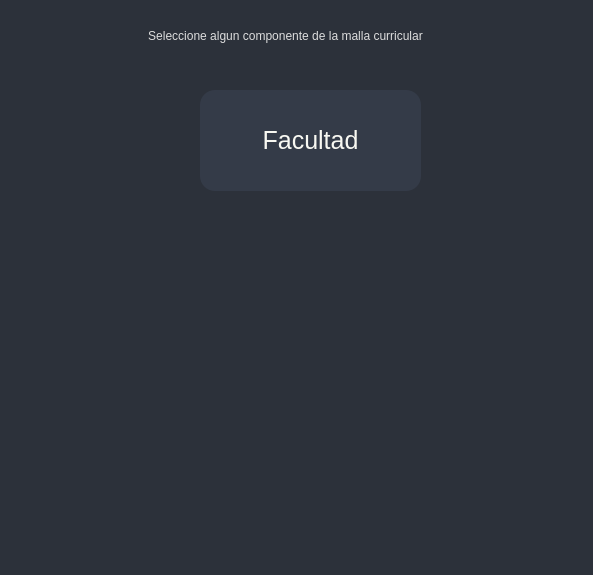
This is Vista/UI/form_facultad.ui in Mighell-afk/gpi as Qt 5 draws it before an edit. The edited form follows.
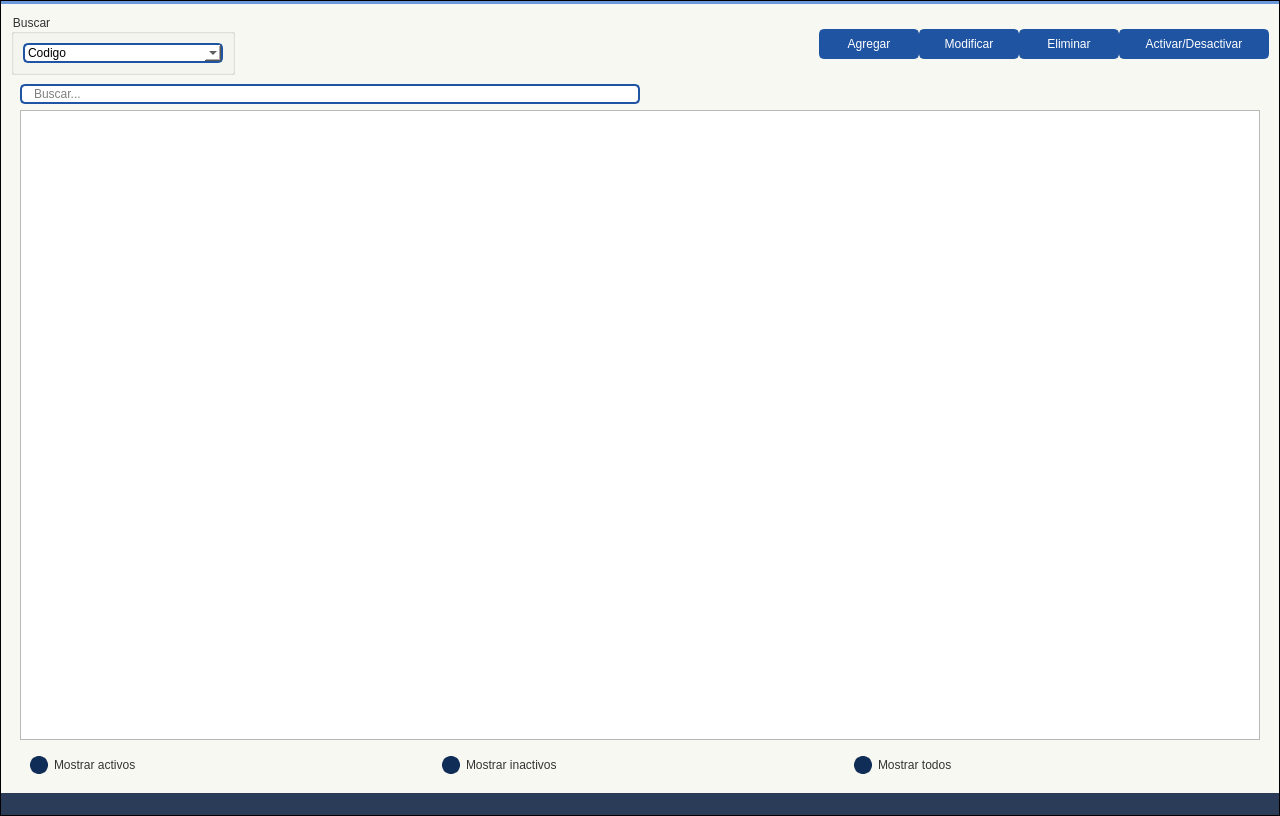
This is the edited form. Icons and pictures are not drawn.

Commit message: facultad andando

What changed in the file:
```diff
--- a/Vista/UI/form_facultad.ui
+++ b/Vista/UI/form_facultad.ui
@@ -1,30 +1,22 @@
 <?xml version="1.0" encoding="UTF-8"?>
 <ui version="4.0">
- <class>Form</class>
- <widget class="QWidget" name="Form">
+ <author>Wanderson M. Pimenta</author>
+ <class>MainWindow</class>
+ <widget class="QMainWindow" name="MainWindow">
   <property name="geometry">
    <rect>
     <x>0</x>
     <y>0</y>
-    <width>593</width>
-    <height>575</height>
+    <width>1280</width>
+    <height>816</height>
    </rect>
   </property>
   <property name="minimumSize">
    <size>
-    <width>0</width>
-    <height>0</height>
+    <width>1280</width>
+    <height>720</height>
    </size>
   </property>
-  <property name="maximumSize">
-   <size>
-    <width>680</width>
-    <height>680</height>
-   </size>
-  </property>
-  <property name="focusPolicy">
-   <enum>Qt::StrongFocus</enum>
-  </property>
   <property name="windowTitle">
    <string>Gate</string>
   </property>
@@ -32,77 +24,11 @@
    <iconset resource="resources.qrc">
     <normaloff>:/icons/images/icons/cil-browser.png</normaloff>:/icons/images/icons/cil-browser.png</iconset>
   </property>
-  <property name="styleSheet">
-   <string notr="true">QWidget{
-	background-color:#2c313a;
-	color: rgb(221, 221, 221);
-	font: 18px &quot;Segoe UI&quot;;
-}
-
-
-QPushButton {
-	font-size:25px;
-	background-color: rgb(52, 59, 72);
-	border: none;  
-	color:#f8f8f2;
-	border-radius: 15px; 
-}
-
-QPushButton:hover { 
-	background-color:#1F54A3;
-	border: 2px solid#1F54A3 ;
-	 border-style: solid;
-	border-radius: 15px; 
-}
-
-QPushButton:pressed {
-	background-color: #286FD6;
-	border: 2px solid #286FD6;
-	 border-style: solid;
-	border-radius: 15px; 
-}</string>
-  </property>
-  <widget class="QLabel" name="label">
-   <property name="geometry">
-    <rect>
-     <x>50</x>
-     <y>20</y>
-     <width>471</width>
-     <height>31</height>
-    </rect>
-   </property>
-   <property name="text">
-    <string>Seleccione algun componente de la malla curricular</string>
-   </property>
-   <property name="alignment">
-    <set>Qt::AlignCenter</set>
-   </property>
-  </widget>
-  <widget class="QPushButton" name="btn_facultad">
-   <property name="geometry">
-    <rect>
-     <x>200</x>
-     <y>90</y>
-     <width>221</width>
-     <height>101</height>
-    </rect>
-   </property>
-   <property name="minimumSize">
-    <size>
-     <width>0</width>
-     <height>0</height>
-    </size>
-   </property>
-   <property name="maximumSize">
-    <size>
-     <width>3000</width>
-     <height>3000</height>
-    </size>
-   </property>
+  <widget class="QWidget" name="styleSheet">
    <property name="font">
     <font>
      <family>Segoe UI</family>
-     <pointsize>-1</pointsize>
+     <pointsize>9</pointsize>
      <weight>50</weight>
      <italic>false</italic>
      <bold>false</bold>
@@ -112,11 +38,811 @@
     <enum>Qt::StrongFocus</enum>
    </property>
    <property name="styleSheet">
-    <string notr="true"/>
+    <string notr="true">QWidget{
+	color: #333;
+	font: 9pt &quot;Segoe UI&quot;;
+}
+
+/* ----------------- Bg App ----------------- */
+#bgApp {	
+	background-color: #f8f8f2;
+	border: 1px solid black;
+    color: #44475a;
+}
+
+/* ----------------- Left Menu ----------------- */
+/* color de la barra lateral */
+#leftMenuBg {	
+	background-color: #1F54A3;
+}
+
+#topLogo {
+	background-color: #1F54A3;
+	background-image: ;
+	image: url(:/images/images/images/Logo.png);
+	background-position: centered;
+	background-repeat: no-repeat;
+}
+
+#titleLeftApp { font: 63 12pt &quot;Segoe UI Semibold&quot;; color: #f8f8f2; }
+#titleLeftDescription { font: 8pt &quot;Segoe UI&quot;; color: rgb(121, 172, 247); }
+
+/* -----------------  MENUS ----------------- */
+
+
+#topMenu .QPushButton {	
+	background-position: left center;
+    background-repeat: no-repeat;
+	border: none;
+	border-left: 22px solid transparent;
+	background-color: transparent;
+	text-align: left;
+	padding-left: 44px;
+    color: #f8f8f2;
+}
+
+#topMenu .QPushButton:hover {
+	background-color: #286FD6;
+}
+#topMenu .QPushButton:pressed {	
+	background-color: #2A3C57;
+	color: rgb(255, 255, 255);
+}
+#bottomMenu .QPushButton {	
+	background-position: left center;
+    background-repeat: no-repeat;
+	border: none;
+	border-left: 20px solid transparent;
+	background-color:transparent;
+	text-align: left;
+	padding-left: 44px;
+    color: #f8f8f2;
+}
+#bottomMenu .QPushButton:hover {
+	background-color: #286FD6;
+}
+#bottomMenu .QPushButton:pressed {	
+	background-color: #2A3C57;
+	color: rgb(255, 255, 255);
+}
+
+
+/*la linea fina */
+#leftMenuFrame{
+	border-top: 3px solid #286FD6;
+}
+
+
+/* ----------------- Toggle Button ----------------- */
+
+/*boton de las 3 lineas*/
+
+#toggleButton {
+	background-position: left center;
+    background-repeat: no-repeat;
+	border: none;
+	border-left: 20px solid transparent;
+	background-color: #6C99DD;
+	text-align: left;
+	padding-left: 44px;
+	color: #f8f8f2;
+}
+#toggleButton:hover {
+	background-color: #286FD6;
+}
+#toggleButton:pressed {	
+	background-color: #2A3C57;
+	color: rgb(255, 255, 255);
+}
+
+
+
+/* ----------------- Content App ----------------- */
+
+
+/*barra fero de arriba*/
+#contentTopBg{	background-color: #1F54A3; } 
+/*la linea fina debajo de la linea fero*/
+#contentBottom{ border-top: 3px solid #6C99DD; }
+
+/*El color de la letra*/
+#titleRightInfo{ color: #f8f8f2; }
+
+/*El margen de la letra*/
+#titleRightInfo { padding-left: 10px; }
+
+
+
+
+/* ----------------- Top Buttons ----------------- */
+/*minimizar, maximizar, cerrar*/
+#rightButtons .QPushButton { background-color: rgba(255, 255, 255, 0); border: none;  border-radius: 5px; }
+#rightButtons .QPushButton:hover { background-color: #286FD6; border-style: solid; border-radius: 4px; }
+#rightButtons .QPushButton:pressed { background-color: #2A3C57; border-style: solid; border-radius: 4px; }
+
+
+
+
+/* ----------------- Bottom Bar ----------------- */
+/*Status bar (inferior)*/
+#bottomBar { background-color: #2A3C57 }
+#bottomBar QLabel { font-size: 11px; color: #f8f8f2; padding-left: 10px; padding-right: 10px; padding-bottom: 2px; }
+
+
+/* ----------------- QTableWidget ----------------- */
+QTableWidget {	
+	background-color: transparent;
+/*	padding: 10px;*/
+	border-radius: 5px;
+	gridline-color: #6C99DD;
+    outline: none;
+}
+QTableWidget::item{
+	border-color: tranparent;
+	padding-left: 5px;
+	padding-right: 5px;
+	gridline-color: transparent;
+}
+
+QTableWidget::item:selected{
+	background-color:#6C99DD; /*color al seleccionar el cuadro*/
+    color: white;/*color de la letra en el cuadro*/
+}
+
+QHeaderView::section{
+	background-color: white;
+	border: none;
+	border-style: none;
+}
+
+/*
+QTableWidget::horizontalHeader {	
+	background-color: #6272a4;
+}
+*/
+
+QHeaderView::section:horizontal
+{
+    border: 1px solid #1F54A3;
+	background-color: #1F54A3;
+/*	padding: 3px;*/
+	border-top-left-radius: 7px;
+    border-top-right-radius: 7px;
+    color: white;
+}
+
+QHeaderView::section:vertical
+{
+    border: 1px solid #1F54A3;
+	border-top-left-radius: 7px;
+    border-bottom-left-radius: 7px;
+	padding-left:4px;
+}
+
+
+
+
+/* ----------------- LineEdit  ----------------- */
+QLineEdit {
+	border-radius: 5px;
+	border: 2px solid #1F54A3;
+	padding-left: 10px;
+	selection-color: white;
+	selection-background-color: #2A3C57;
+    color: black;
+}
+QLineEdit:hover {
+	border: 2px solid rgb(98, 114, 164);
+}
+QLineEdit:focus {
+	border: 2px solid #2A3C57;
+}
+
+
+
+
+/* ----------------- ScrollBars ----------------- */
+/*tamaño y bordes*/
+QScrollBar:horizontal {
+    border: none;
+    background: #6272a4;
+    height: 8px;
+    margin: 0px 21px 0 21px;
+	border-radius: 0px;
+}
+/*la linea*/
+QScrollBar::handle:horizontal {
+    background: #296FD6;
+    min-width: 25px;
+
+}
+/*bordecito inferior derecho*/
+QScrollBar::add-line:horizontal {
+    border: none;
+    background: #102D57;
+    width: 20px;
+	border-top-right-radius: 4px;
+    border-bottom-right-radius: 4px;
+    subcontrol-position: right;
+    subcontrol-origin: margin;
+}
+/*bordecito inferior izquierdo*/
+QScrollBar::sub-line:horizontal {
+    border: none;
+    background: #102D57;
+    width: 20px;
+	border-top-left-radius: 4px;
+    border-bottom-left-radius: 4px;
+    subcontrol-position: left;
+    subcontrol-origin: margin;
+}
+
+/*tamaño y bordes*/
+ QScrollBar:vertical {
+	border: none;
+    background-color: #6272a4;
+    width: 8px;
+    margin: 21px 0 21px 0;
+	border-radius: 0px;
+ }
+/*la linea*/
+ QScrollBar::handle:vertical {	
+	background: #296FD6;
+    min-height: 25px;
+
+ }
+/*bordecito lateral inferior*/
+ QScrollBar::add-line:vertical {
+     border: none;
+    background: #102D57;
+     height: 20px;
+	border-bottom-left-radius: 4px;
+    border-bottom-right-radius: 4px;
+     subcontrol-position: bottom;
+     subcontrol-origin: margin;
+ }
+/*bordecito lateral superior*/
+ QScrollBar::sub-line:vertical {
+	border: none;
+    background: #102D57;
+     height: 20px;
+	border-top-left-radius: 4px;
+    border-top-right-radius: 4px;
+     subcontrol-position: top;
+     subcontrol-origin: margin;
+ }
+
+/* ----------------- RadioButton ----------------- */
+QRadioButton::indicator {
+    border: 3px solid #102D57;
+	width: 12px;
+	height: 12px;
+	border-radius: 9px;
+    background: #102D57;
+}
+
+QRadioButton::indicator:hover {
+    border: 3px solid #1F54A3;
+}
+
+QRadioButton::indicator:checked {
+    background: 3px solid #296FD6;
+	border: 3px solid #296FD6;	
+}
+/* ----------------- QComboBox ----------------- */
+QComboBox{
+	background-color: white;
+	border-radius: 5px;
+	border: 2px solid #1F54A3;
+    color: black;
+}
+QComboBox:hover{
+	border: 2px solid #7284b9;
+}
+QComboBox::drop-down {
+	subcontrol-origin: padding;
+	subcontrol-position: top right;
+	width: 25px; 
+	border-left-width: 3px;
+	border-left-color: white;
+	border-left-style: solid;
+	border-top-right-radius: 3px;
+	background-image:url(:/icons/images/icons/cil-arrow-bottom.png);
+	border-bottom-right-radius: 3px;	
+	background-position: center;
+	background-repeat: no-reperat;
+ }
+
+QComboBox QAbstractItemView {
+	color: white;	
+	background-color: #1F54A3;
+	
+	selection-background-color: #1F54A3;
+}
+
+
+
+
+</string>
    </property>
-   <property name="text">
-    <string>Facultad</string>
-   </property>
+   <layout class="QGridLayout" name="gridLayout_10">
+    <property name="leftMargin">
+     <number>0</number>
+    </property>
+    <property name="topMargin">
+     <number>0</number>
+    </property>
+    <property name="rightMargin">
+     <number>0</number>
+    </property>
+    <property name="bottomMargin">
+     <number>0</number>
+    </property>
+    <property name="spacing">
+     <number>0</number>
+    </property>
+    <item row="0" column="0">
+     <widget class="QFrame" name="bgApp">
+      <property name="styleSheet">
+       <string notr="true"/>
+      </property>
+      <property name="frameShape">
+       <enum>QFrame::NoFrame</enum>
+      </property>
+      <property name="frameShadow">
+       <enum>QFrame::Raised</enum>
+      </property>
+      <layout class="QHBoxLayout" name="appLayout">
+       <property name="spacing">
+        <number>0</number>
+       </property>
+       <property name="leftMargin">
+        <number>0</number>
+       </property>
+       <property name="topMargin">
+        <number>0</number>
+       </property>
+       <property name="rightMargin">
+        <number>0</number>
+       </property>
+       <property name="bottomMargin">
+        <number>0</number>
+       </property>
+       <item>
+        <widget class="QFrame" name="contentBox">
+         <property name="frameShape">
+          <enum>QFrame::NoFrame</enum>
+         </property>
+         <property name="frameShadow">
+          <enum>QFrame::Raised</enum>
+         </property>
+         <layout class="QVBoxLayout" name="verticalLayout_2">
+          <property name="spacing">
+           <number>0</number>
+          </property>
+          <property name="leftMargin">
+           <number>0</number>
+          </property>
+          <property name="topMargin">
+           <number>0</number>
+          </property>
+          <property name="rightMargin">
+           <number>0</number>
+          </property>
+          <property name="bottomMargin">
+           <number>0</number>
+          </property>
+          <item>
+           <widget class="QFrame" name="contentBottom">
+            <property name="frameShape">
+             <enum>QFrame::NoFrame</enum>
+            </property>
+            <property name="frameShadow">
+             <enum>QFrame::Raised</enum>
+            </property>
+            <layout class="QVBoxLayout" name="verticalLayout_6">
+             <property name="spacing">
+              <number>0</number>
+             </property>
+             <property name="leftMargin">
+              <number>0</number>
+             </property>
+             <property name="topMargin">
+              <number>0</number>
+             </property>
+             <property name="rightMargin">
+              <number>0</number>
+             </property>
+             <property name="bottomMargin">
+              <number>0</number>
+             </property>
+             <item>
+              <widget class="QFrame" name="content">
+               <property name="frameShape">
+                <enum>QFrame::NoFrame</enum>
+               </property>
+               <property name="frameShadow">
+                <enum>QFrame::Raised</enum>
+               </property>
+               <layout class="QHBoxLayout" name="horizontalLayout_4">
+                <property name="spacing">
+                 <number>0</number>
+                </property>
+                <property name="leftMargin">
+                 <number>0</number>
+                </property>
+                <property name="topMargin">
+                 <number>0</number>
+                </property>
+                <property name="rightMargin">
+                 <number>0</number>
+                </property>
+                <property name="bottomMargin">
+                 <number>0</number>
+                </property>
+                <item>
+                 <widget class="QFrame" name="pagesContainer">
+                  <property name="styleSheet">
+                   <string notr="true"/>
+                  </property>
+                  <property name="frameShape">
+                   <enum>QFrame::NoFrame</enum>
+                  </property>
+                  <property name="frameShadow">
+                   <enum>QFrame::Raised</enum>
+                  </property>
+                  <layout class="QVBoxLayout" name="verticalLayout_15">
+                   <property name="spacing">
+                    <number>0</number>
+                   </property>
+                   <property name="leftMargin">
+                    <number>10</number>
+                   </property>
+                   <property name="topMargin">
+                    <number>10</number>
+                   </property>
+                   <property name="rightMargin">
+                    <number>10</number>
+                   </property>
+                   <property name="bottomMargin">
+                    <number>10</number>
+                   </property>
+                   <item>
+                    <layout class="QHBoxLayout" name="horizontalLayout_19">
+                     <item>
+                      <widget class="QGroupBox" name="groupBox_5">
+                       <property name="title">
+                        <string>Buscar</string>
+                       </property>
+                       <layout class="QHBoxLayout" name="horizontalLayout_20">
+                        <item>
+                         <widget class="QComboBox" name="cbo_filterFacultad">
+                          <property name="minimumSize">
+                           <size>
+                            <width>200</width>
+                            <height>0</height>
+                           </size>
+                          </property>
+                          <item>
+                           <property name="text">
+                            <string>Codigo</string>
+                           </property>
+                          </item>
+                          <item>
+                           <property name="text">
+                            <string>Nombre facultad</string>
+                           </property>
+                          </item>
+                          <item>
+                           <property name="text">
+                            <string>Siglas</string>
+                           </property>
+                          </item>
+                         </widget>
+                        </item>
+                       </layout>
+                      </widget>
+                     </item>
+                     <item>
+                      <spacer name="horizontalSpacer_10">
+                       <property name="orientation">
+                        <enum>Qt::Horizontal</enum>
+                       </property>
+                       <property name="sizeHint" stdset="0">
+                        <size>
+                         <width>40</width>
+                         <height>20</height>
+                        </size>
+                       </property>
+                      </spacer>
+                     </item>
+                     <item>
+                      <widget class="QPushButton" name="btn_agregar">
+                       <property name="minimumSize">
+                        <size>
+                         <width>100</width>
+                         <height>30</height>
+                        </size>
+                       </property>
+                       <property name="focusPolicy">
+                        <enum>Qt::TabFocus</enum>
+                       </property>
+                       <property name="toolTip">
+                        <string>Agregar cliente</string>
+                       </property>
+                       <property name="styleSheet">
+                        <string notr="true">#pagesContainer QPushButton {
+	border: 2px solid #1F54A3;
+	border-radius: 5px;	
+	background-color: #1F54A3;
+	color:white;
+}
+#pagesContainer QPushButton:hover {
+	background-color: #286FD6;
+	border: 2px solid #286FD6;
+}
+#pagesContainer QPushButton:pressed {	
+	background-color: #2A3C57;
+	border: 2px solid #2A3C57;
+}</string>
+                       </property>
+                       <property name="text">
+                        <string>Agregar</string>
+                       </property>
+                      </widget>
+                     </item>
+                     <item>
+                      <widget class="QPushButton" name="btn_modificar">
+                       <property name="minimumSize">
+                        <size>
+                         <width>100</width>
+                         <height>30</height>
+                        </size>
+                       </property>
+                       <property name="focusPolicy">
+                        <enum>Qt::TabFocus</enum>
+                       </property>
+                       <property name="toolTip">
+                        <string>Modificar Cliente</string>
+                       </property>
+                       <property name="styleSheet">
+                        <string notr="true">#pagesContainer QPushButton {
+	border: 2px solid #1F54A3;
+	border-radius: 5px;	
+	background-color: #1F54A3;
+	color:white;
+}
+#pagesContainer QPushButton:hover {
+	background-color: #286FD6;
+	border: 2px solid #286FD6;
+}
+#pagesContainer QPushButton:pressed {	
+	background-color: #2A3C57;
+	border: 2px solid #2A3C57;
+}</string>
+                       </property>
+                       <property name="text">
+                        <string>Modificar</string>
+                       </property>
+                      </widget>
+                     </item>
+                     <item>
+                      <widget class="QPushButton" name="btn_eliminar">
+                       <property name="minimumSize">
+                        <size>
+                         <width>100</width>
+                         <height>30</height>
+                        </size>
+                       </property>
+                       <property name="styleSheet">
+                        <string notr="true">#pagesContainer QPushButton {
+	border: 2px solid #1F54A3;
+	border-radius: 5px;	
+	background-color: #1F54A3;
+	color:white;
+}
+#pagesContainer QPushButton:hover {
+	background-color: #286FD6;
+	border: 2px solid #286FD6;
+}
+#pagesContainer QPushButton:pressed {	
+	background-color: #2A3C57;
+	border: 2px solid #2A3C57;
+}</string>
+                       </property>
+                       <property name="text">
+                        <string>Eliminar</string>
+                       </property>
+                      </widget>
+                     </item>
+                     <item>
+                      <widget class="QPushButton" name="btn_baja">
+                       <property name="minimumSize">
+                        <size>
+                         <width>150</width>
+                         <height>30</height>
+                        </size>
+                       </property>
+                       <property name="styleSheet">
+                        <string notr="true">#pagesContainer QPushButton {
+	border: 2px solid #1F54A3;
+	border-radius: 5px;	
+	background-color: #1F54A3;
+	color:white;
+}
+#pagesContainer QPushButton:hover {
+	background-color: #286FD6;
+	border: 2px solid #286FD6;
+}
+#pagesContainer QPushButton:pressed {	
+	background-color: #2A3C57;
+	border: 2px solid #2A3C57;
+}</string>
+                       </property>
+                       <property name="text">
+                        <string>Activar/Desactivar</string>
+                       </property>
+                      </widget>
+                     </item>
+                    </layout>
+                   </item>
+                   <item>
+                    <widget class="QStackedWidget" name="stackedWidget">
+                     <property name="styleSheet">
+                      <string notr="true"/>
+                     </property>
+                     <property name="currentIndex">
+                      <number>0</number>
+                     </property>
+                     <widget class="QWidget" name="personas">
+                      <layout class="QGridLayout" name="gridLayout_8">
+                       <item row="0" column="0">
+                        <layout class="QHBoxLayout" name="horizontalLayout_21">
+                         <item>
+                          <widget class="QLineEdit" name="txtBuscarFacultad">
+                           <property name="placeholderText">
+                            <string>Buscar...</string>
+                           </property>
+                          </widget>
+                         </item>
+                         <item>
+                          <spacer name="horizontalSpacer_11">
+                           <property name="orientation">
+                            <enum>Qt::Horizontal</enum>
+                           </property>
+                           <property name="sizeHint" stdset="0">
+                            <size>
+                             <width>40</width>
+                             <height>20</height>
+                            </size>
+                           </property>
+                          </spacer>
+                         </item>
+                        </layout>
+                       </item>
+                       <item row="1" column="0">
+                        <layout class="QGridLayout" name="gridLayout_13">
+                         <item row="0" column="0">
+                          <widget class="QTableView" name="tablefacultad">
+                           <property name="editTriggers">
+                            <set>QAbstractItemView::NoEditTriggers</set>
+                           </property>
+                           <property name="selectionBehavior">
+                            <enum>QAbstractItemView::SelectRows</enum>
+                           </property>
+                           <attribute name="horizontalHeaderDefaultSectionSize">
+                            <number>150</number>
+                           </attribute>
+                           <attribute name="horizontalHeaderMinimumSectionSize">
+                            <number>80</number>
+                           </attribute>
+                           <attribute name="horizontalHeaderStretchLastSection">
+                            <bool>true</bool>
+                           </attribute>
+                          </widget>
+                         </item>
+                        </layout>
+                       </item>
+                       <item row="2" column="0">
+                        <layout class="QHBoxLayout" name="horizontalLayout">
+                         <property name="leftMargin">
+                          <number>10</number>
+                         </property>
+                         <property name="topMargin">
+                          <number>10</number>
+                         </property>
+                         <item>
+                          <widget class="QRadioButton" name="rdb_activo">
+                           <property name="text">
+                            <string>Mostrar activos</string>
+                           </property>
+                          </widget>
+                         </item>
+                         <item>
+                          <widget class="QRadioButton" name="rdb_inactivo">
+                           <property name="text">
+                            <string>Mostrar inactivos</string>
+                           </property>
+                          </widget>
+                         </item>
+                         <item>
+                          <widget class="QRadioButton" name="rdb_all">
+                           <property name="text">
+                            <string>Mostrar todos</string>
+                           </property>
+                          </widget>
+                         </item>
+                        </layout>
+                       </item>
+                      </layout>
+                     </widget>
+                    </widget>
+                   </item>
+                  </layout>
+                 </widget>
+                </item>
+               </layout>
+              </widget>
+             </item>
+             <item>
+              <widget class="QFrame" name="bottomBar">
+               <property name="minimumSize">
+                <size>
+                 <width>0</width>
+                 <height>22</height>
+                </size>
+               </property>
+               <property name="maximumSize">
+                <size>
+                 <width>16777215</width>
+                 <height>22</height>
+                </size>
+               </property>
+               <property name="frameShape">
+                <enum>QFrame::NoFrame</enum>
+               </property>
+               <property name="frameShadow">
+                <enum>QFrame::Raised</enum>
+               </property>
+               <layout class="QHBoxLayout" name="horizontalLayout_5">
+                <property name="spacing">
+                 <number>0</number>
+                </property>
+                <property name="leftMargin">
+                 <number>0</number>
+                </property>
+                <property name="topMargin">
+                 <number>0</number>
+                </property>
+                <property name="rightMargin">
+                 <number>0</number>
+                </property>
+                <property name="bottomMargin">
+                 <number>0</number>
+                </property>
+                <item>
+                 <widget class="QLabel" name="fechahora">
+                  <property name="text">
+                   <string/>
+                  </property>
+                  <property name="alignment">
+                   <set>Qt::AlignRight|Qt::AlignTrailing|Qt::AlignVCenter</set>
+                  </property>
+                 </widget>
+                </item>
+               </layout>
+              </widget>
+             </item>
+            </layout>
+           </widget>
+          </item>
+         </layout>
+        </widget>
+       </item>
+      </layout>
+     </widget>
+    </item>
+   </layout>
   </widget>
  </widget>
  <resources>
```
Left out of the diff: 16 changed lines with no effect on the pictures. The commit also changes 3 other files.
